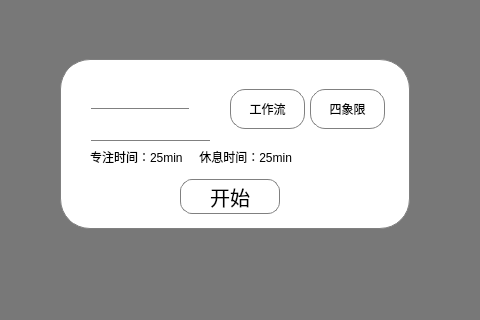
Above: TaskManager/View/addpomodoro.ui from xingyimen/GanShiTaskManager before the change; both pictures show x 0 to 480 and y 161 to 481 of the 480 by 800 pixel window. Below: the same form after it.
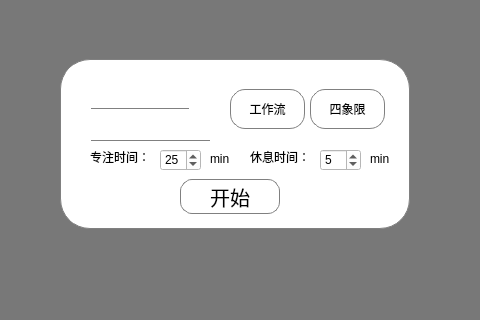
That is the form after the change.

Diff of the .ui file:
```diff
--- a/TaskManager/View/addpomodoro.ui
+++ b/TaskManager/View/addpomodoro.ui
@@ -229,7 +229,7 @@
       <rect>
        <x>30</x>
        <y>90</y>
-       <width>221</width>
+       <width>71</width>
        <height>16</height>
       </rect>
      </property>
@@ -240,7 +240,7 @@
 </string>
      </property>
      <property name="text">
-      <string>专注时间：25min     休息时间：25min</string>
+      <string>专注时间：</string>
      </property>
     </widget>
     <widget class="QPushButton" name="begin">
@@ -280,6 +280,94 @@
       <string>开始</string>
      </property>
     </widget>
+    <widget class="QSpinBox" name="spinBox_work">
+     <property name="geometry">
+      <rect>
+       <x>100</x>
+       <y>90</y>
+       <width>41</width>
+       <height>22</height>
+      </rect>
+     </property>
+     <property name="styleSheet">
+      <string notr="true">
+background-color: rgb(255, 255, 255);</string>
+     </property>
+     <property name="maximum">
+      <number>60</number>
+     </property>
+     <property name="value">
+      <number>25</number>
+     </property>
+    </widget>
+    <widget class="QLabel" name="label_2">
+     <property name="geometry">
+      <rect>
+       <x>190</x>
+       <y>90</y>
+       <width>72</width>
+       <height>15</height>
+      </rect>
+     </property>
+     <property name="styleSheet">
+      <string notr="true">background-color: rgb(255, 255, 255);</string>
+     </property>
+     <property name="text">
+      <string>休息时间：</string>
+     </property>
+    </widget>
+    <widget class="QLabel" name="label_3">
+     <property name="geometry">
+      <rect>
+       <x>150</x>
+       <y>90</y>
+       <width>31</width>
+       <height>20</height>
+      </rect>
+     </property>
+     <property name="styleSheet">
+      <string notr="true">background-color: rgb(255, 255, 255);</string>
+     </property>
+     <property name="text">
+      <string>min</string>
+     </property>
+    </widget>
+    <widget class="QLabel" name="label_4">
+     <property name="geometry">
+      <rect>
+       <x>310</x>
+       <y>90</y>
+       <width>31</width>
+       <height>20</height>
+      </rect>
+     </property>
+     <property name="styleSheet">
+      <string notr="true">background-color: rgb(255, 255, 255);</string>
+     </property>
+     <property name="text">
+      <string>min</string>
+     </property>
+    </widget>
+    <widget class="QSpinBox" name="spinBox_relax">
+     <property name="geometry">
+      <rect>
+       <x>260</x>
+       <y>90</y>
+       <width>41</width>
+       <height>22</height>
+      </rect>
+     </property>
+     <property name="styleSheet">
+      <string notr="true">
+background-color: rgb(255, 255, 255);</string>
+     </property>
+     <property name="maximum">
+      <number>60</number>
+     </property>
+     <property name="value">
+      <number>5</number>
+     </property>
+    </widget>
    </widget>
   </widget>
  </widget>
```
